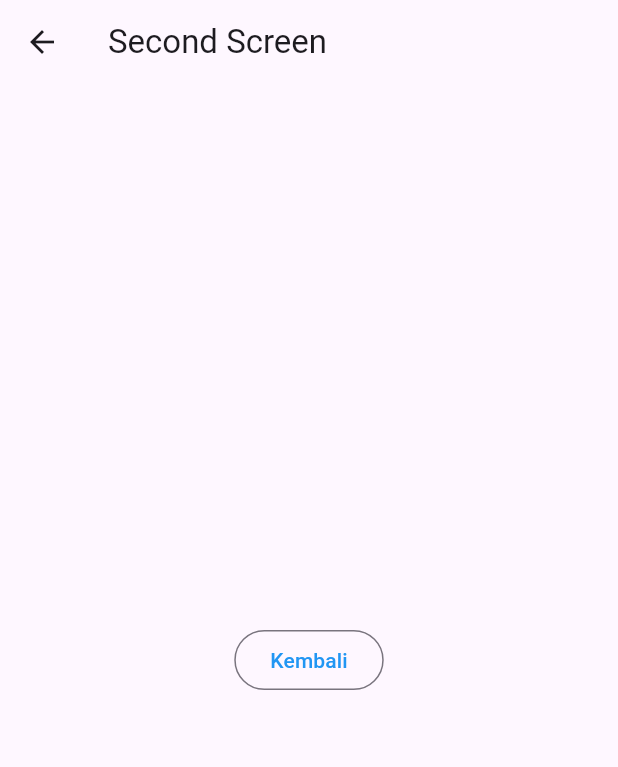
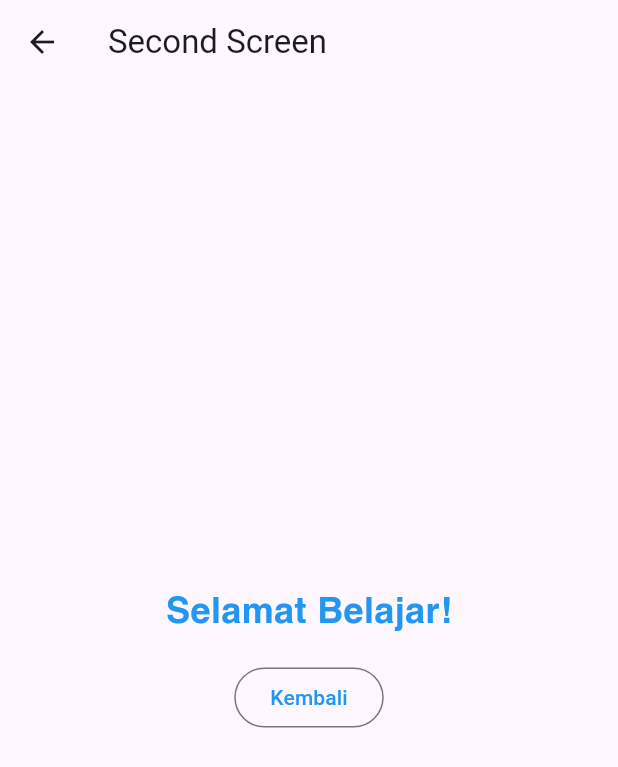
Before and after one commit to NandaAdisaputra/Codelab-Flutter, a Flutter app: the screen it shows after launch, after a tap on "Pindah Screen", on a phone screen of 412 x 824 dp. Shown: the top 767 px of the screen. Run offline on Flutter 3.47's test engine with Material 3 defaults, Android fonts, the phone set to English and light mode, and no system bars.

Commit message:
Update Navigation with Data Screen

```diff
--- a/lib/first_screen.dart
+++ b/lib/first_screen.dart
@@ -2,6 +2,7 @@ import 'package:flutter/material.dart';
 import 'package:flutterbasic/second_screen.dart';
 
 class FirstScreen extends StatelessWidget {
+  final String message = 'Selamat Belajar!';
   const FirstScreen({Key? key}) : super(key: key);
 
   @override
@@ -14,9 +15,11 @@ class FirstScreen extends StatelessWidget {
         child: ElevatedButton(child: const Text('Pindah Screen', style: TextStyle(color: Colors.white),),
           style: ElevatedButton.styleFrom(primary: Colors.blue),
           onPressed: (){
-          Navigator.push(context, MaterialPageRoute(builder: (context) {
-            return const SecondScreen();
-          }));
+          // Navigator.push(context, MaterialPageRoute(builder: (context) {
+          //   return const SecondScreen();
+          // }));
+          Navigator.push(context,
+              MaterialPageRoute(builder: (context) => SecondScreen(message)));
           },
         ),
       )
--- a/lib/second_screen.dart
+++ b/lib/second_screen.dart
@@ -1,7 +1,8 @@
 import 'package:flutter/material.dart';
 
 class SecondScreen extends StatelessWidget {
-  const SecondScreen({Key? key}) : super(key: key);
+  final String message;
+  const SecondScreen(this.message,{Key? key}) : super(key: key);
 
   @override
   Widget build(BuildContext context) {
@@ -9,11 +10,20 @@ class SecondScreen extends StatelessWidget {
       appBar: AppBar(
         title: const Text('Second Screen'),
       ),
-      body: Center(
-        child: OutlinedButton(onPressed: (){
-          Navigator.pop(context);
-        }, child: Text("Kembali", style: TextStyle(color: Colors.blue),)),
-        ),
+      body: Container(
+        margin: EdgeInsets.all(16),
+        padding: EdgeInsets.all(8),
+        child: Center(
+          child: Column(
+            mainAxisAlignment: MainAxisAlignment.center,
+            children: [
+            Text(message, style: TextStyle(fontFamily: 'Helvetica', fontSize: 24, color: Colors.blue),),
+              SizedBox(height: 16,),
+           OutlinedButton(onPressed: (){
+            Navigator.pop(context);
+          }, child: Text("Kembali", style: TextStyle(color: Colors.blue),)),
+          ],)),
+      ),
     );
   }
 }
```
